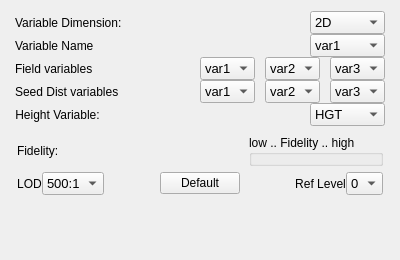
This is apps/vaporgui/VariablesWidgetGUI.ui in StasJ/vapor-formatted as Qt 5 draws it before an edit. The edited form follows.
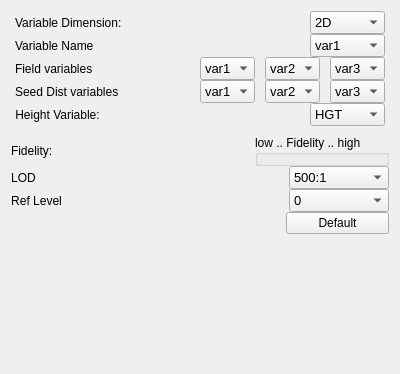
This is the edited form.

Commit message: Params update to MapperFunction and tweaks to VariablesWidgetGUI

What changed in the file:
```diff
--- a/apps/vaporgui/VariablesWidgetGUI.ui
+++ b/apps/vaporgui/VariablesWidgetGUI.ui
@@ -7,7 +7,7 @@
     <x>0</x>
     <y>0</y>
     <width>400</width>
-    <height>260</height>
+    <height>374</height>
    </rect>
   </property>
   <property name="maximumSize">
@@ -689,10 +689,10 @@
           <item>
            <layout class="QHBoxLayout" name="fidelityLayout">
             <property name="leftMargin">
-             <number>6</number>
+             <number>0</number>
             </property>
             <property name="rightMargin">
-             <number>6</number>
+             <number>0</number>
             </property>
             <item>
              <widget class="QLabel" name="label_11">
@@ -734,14 +734,17 @@
           </item>
           <item>
            <layout class="QHBoxLayout" name="horizontalLayout">
+            <property name="spacing">
+             <number>0</number>
+            </property>
             <property name="leftMargin">
-             <number>6</number>
+             <number>0</number>
             </property>
             <property name="topMargin">
-             <number>6</number>
+             <number>0</number>
             </property>
             <property name="rightMargin">
-             <number>6</number>
+             <number>0</number>
             </property>
             <item>
              <widget class="QLabel" name="textLabel1_13">
@@ -759,8 +762,30 @@
               </property>
              </widget>
             </item>
+            <item>
+             <spacer name="spacer111">
+              <property name="orientation">
+               <enum>Qt::Horizontal</enum>
+              </property>
+              <property name="sizeType">
+               <enum>QSizePolicy::Expanding</enum>
+              </property>
+              <property name="sizeHint" stdset="0">
+               <size>
+                <width>30</width>
+                <height>20</height>
+               </size>
+              </property>
+             </spacer>
+            </item>
             <item>
              <widget class="QComboBox" name="lodCombo">
+              <property name="minimumSize">
+               <size>
+                <width>100</width>
+                <height>0</height>
+               </size>
+              </property>
               <property name="font">
                <font>
                 <pointsize>10</pointsize>
@@ -800,48 +825,16 @@
               </item>
              </widget>
             </item>
-            <item>
-             <spacer name="spacer111">
-              <property name="orientation">
-               <enum>Qt::Horizontal</enum>
-              </property>
-              <property name="sizeType">
-               <enum>QSizePolicy::Expanding</enum>
-              </property>
-              <property name="sizeHint" stdset="0">
-               <size>
-                <width>30</width>
-                <height>20</height>
-               </size>
-              </property>
-             </spacer>
-            </item>
-            <item>
-             <widget class="QPushButton" name="fidelityDefaultButton">
-              <property name="toolTip">
-               <string>&lt;html&gt;&lt;head/&gt;&lt;body&gt;&lt;p&gt;Click to set default Fidelity to current LOD and Refinement levels.  The default can optionally be saved in user preferences.&lt;/p&gt;&lt;/body&gt;&lt;/html&gt;</string>
-              </property>
-              <property name="whatsThis">
-               <string>The fidelity setting controls both refinement and LOD.  Click on the &quot;Set Default Fidelity&quot; button to establish a fidelity level that is interactive on the current platform.</string>
-              </property>
-              <property name="text">
-               <string>Default</string>
-              </property>
-             </widget>
-            </item>
-            <item>
-             <spacer name="horizontalSpacer_5">
-              <property name="orientation">
-               <enum>Qt::Horizontal</enum>
-              </property>
-              <property name="sizeHint" stdset="0">
-               <size>
-                <width>40</width>
-                <height>20</height>
-               </size>
-              </property>
-             </spacer>
-            </item>
+           </layout>
+          </item>
+          <item>
+           <layout class="QHBoxLayout" name="horizontalLayout_12">
+            <property name="spacing">
+             <number>0</number>
+            </property>
+            <property name="topMargin">
+             <number>0</number>
+            </property>
             <item>
              <widget class="QLabel" name="textLabel1_2">
               <property name="toolTip">
@@ -858,8 +851,27 @@
               </property>
              </widget>
             </item>
+            <item>
+             <spacer name="horizontalSpacer_5">
+              <property name="orientation">
+               <enum>Qt::Horizontal</enum>
+              </property>
+              <property name="sizeHint" stdset="0">
+               <size>
+                <width>40</width>
+                <height>20</height>
+               </size>
+              </property>
+             </spacer>
+            </item>
             <item>
              <widget class="QComboBox" name="refinementCombo">
+              <property name="minimumSize">
+               <size>
+                <width>100</width>
+                <height>0</height>
+               </size>
+              </property>
               <property name="font">
                <font>
                 <pointsize>10</pointsize>
@@ -906,6 +918,48 @@
             </item>
            </layout>
           </item>
+          <item>
+           <layout class="QHBoxLayout" name="horizontalLayout_13">
+            <property name="spacing">
+             <number>0</number>
+            </property>
+            <property name="bottomMargin">
+             <number>0</number>
+            </property>
+            <item>
+             <spacer name="horizontalSpacer_9">
+              <property name="orientation">
+               <enum>Qt::Horizontal</enum>
+              </property>
+              <property name="sizeHint" stdset="0">
+               <size>
+                <width>40</width>
+                <height>20</height>
+               </size>
+              </property>
+             </spacer>
+            </item>
+            <item>
+             <widget class="QPushButton" name="fidelityDefaultButton">
+              <property name="minimumSize">
+               <size>
+                <width>103</width>
+                <height>0</height>
+               </size>
+              </property>
+              <property name="toolTip">
+               <string>&lt;html&gt;&lt;head/&gt;&lt;body&gt;&lt;p&gt;Click to set default Fidelity to current LOD and Refinement levels.  The default can optionally be saved in user preferences.&lt;/p&gt;&lt;/body&gt;&lt;/html&gt;</string>
+              </property>
+              <property name="whatsThis">
+               <string>The fidelity setting controls both refinement and LOD.  Click on the &quot;Set Default Fidelity&quot; button to establish a fidelity level that is interactive on the current platform.</string>
+              </property>
+              <property name="text">
+               <string>Default</string>
+              </property>
+             </widget>
+            </item>
+           </layout>
+          </item>
          </layout>
         </item>
        </layout>
```
The commit also changes 1 other file.
